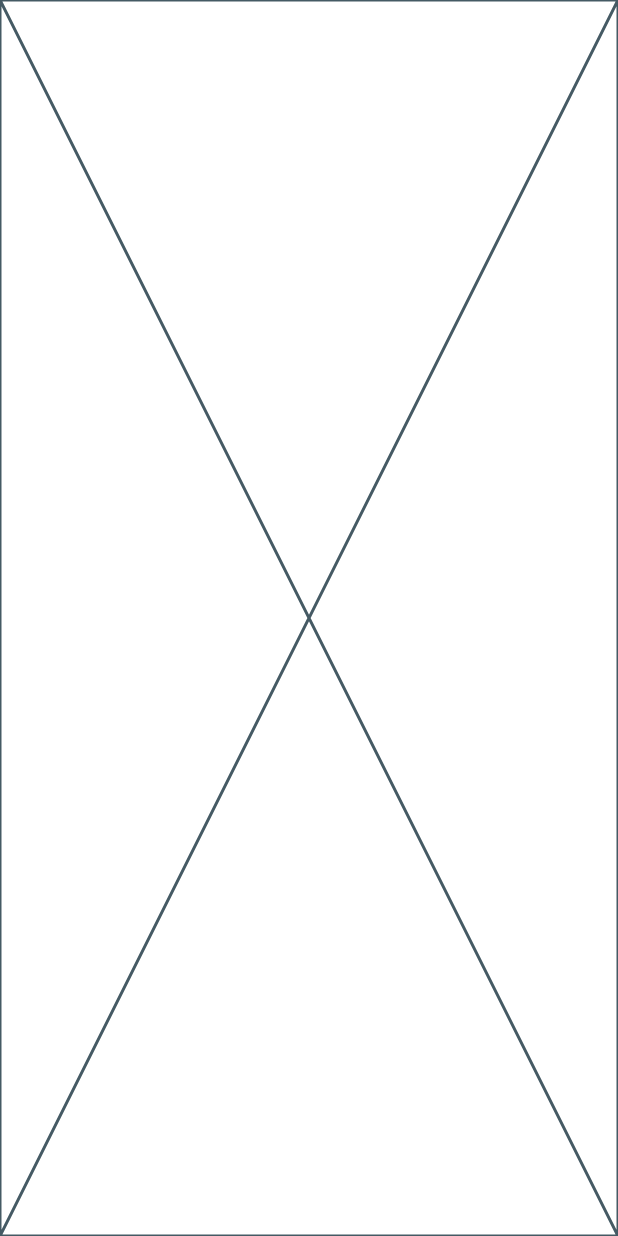
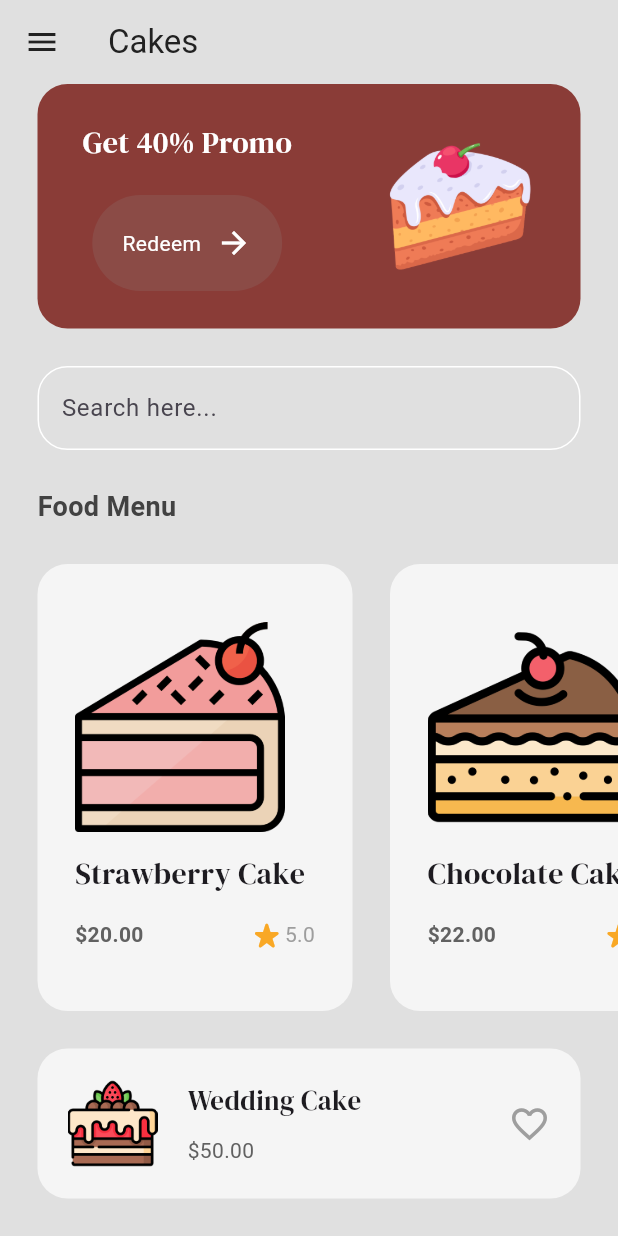
Before and after one commit to 0246808642/cake_app, a Flutter app: the screen it shows after launch, after a tap on "Get Started", on a phone screen of 412 x 824 dp. Run offline on Flutter 3.47's test engine with Material 3 defaults, Android fonts, the phone set to English and light mode, and no system bars; our stand-ins replace google_fonts; statements that could not run were skipped.

Commit message:
feat: finaliza implementação do menu com boas práticas
- Menu principal do app concluído com navegação funcional entre as telas
- Organização do código seguindo boas práticas de arquitetura e legibilidade
- Utilização de widgets reutilizáveis para otimização da estrutura
- Ajustes visuais para melhor usabilidade e experiência do usuário

```diff
--- /dev/null
+++ b/lib/components/food_tiled.dart
@@ -0,0 +1,63 @@
+import 'package:cake_shop/models/food.dart';
+import 'package:flutter/material.dart';
+import 'package:google_fonts/google_fonts.dart';
+
+class FoodTiled extends StatelessWidget {
+  final Food food;
+  final void Function()? onTap;
+  const FoodTiled({super.key, required this.food, required this.onTap});
+
+
+
+  @override
+  Widget build(BuildContext context) {
+    return GestureDetector(
+      onTap: onTap,
+      child: Container(
+        decoration: BoxDecoration(
+          color: Colors.grey[100],
+          borderRadius: BorderRadius.circular(20),
+        ),
+        margin: const EdgeInsets.only(left: 25),
+        padding: const EdgeInsets.all(25),
+        child: Column(
+          crossAxisAlignment: CrossAxisAlignment.start,
+          mainAxisAlignment: MainAxisAlignment.spaceEvenly,
+          children: [
+            // image
+            Image.asset(food.imagePath, height: 140),
+
+            // text
+            Text(food.name, style: GoogleFonts.dmSerifDisplay(fontSize: 20)),
+
+            // price + rating
+            SizedBox(
+              width: 160,
+              child: Row(
+                mainAxisAlignment: MainAxisAlignment.spaceBetween,
+                children: [
+                  // price
+                  Text(
+                    '\$' + food.price,
+                    style: TextStyle(
+                      fontWeight: FontWeight.bold,
+                      color: Colors.grey[700],
+                    ),
+                  ),
+
+                  // rating
+                  Row(
+                    children: [
+                      Icon(Icons.star_rate_rounded, color: Colors.yellow[800]),
+                      Text(food.rating, style: TextStyle(color: Colors.grey)),
+                    ],
+                  ),
+                ],
+              ),
+            ),
+          ],
+        ),
+      ),
+    );
+  }
+}
--- /dev/null
+++ b/lib/models/food.dart
@@ -0,0 +1,18 @@
+class Food {
+  String name;
+  String price;
+  String imagePath;
+  String rating;
+
+  Food({
+    required this.name,
+    required this.price,
+    required this.imagePath,
+    required this.rating,
+  });
+
+  String get _name => name;
+  String get _price => price;
+  String get _imagePath => imagePath;
+  String get _rating => rating;
+}
--- a/lib/pages/intro_page.dart
+++ b/lib/pages/intro_page.dart
@@ -18,7 +18,7 @@ class IntroPage extends StatelessWidget {
             SizedBox(height: 25),
             // shop name
             Text(
-              "CAKE MAN",
+              "CAKES SHOP",
               style: GoogleFonts.dmSerifDisplay(
                 fontSize: 28,
                 color: Colors.white,
--- a/lib/pages/menu_page.dart
+++ b/lib/pages/menu_page.dart
@@ -1,4 +1,9 @@
+import 'package:cake_shop/components/button.dart';
+import 'package:cake_shop/components/food_tiled.dart';
+import 'package:cake_shop/models/food.dart';
+import 'package:cake_shop/themes/colors.dart';
 import 'package:flutter/material.dart';
+import 'package:google_fonts/google_fonts.dart';
 
 class MenuPage extends StatefulWidget {
   const MenuPage({super.key});
@@ -8,8 +13,178 @@ class MenuPage extends StatefulWidget {
 }
 
 class _MenuPageState extends State<MenuPage> {
+  // food menu
+  List foodMenu = [
+    // strawberry cake
+    Food(
+      name: "Strawberry Cake",
+      price: "20.00",
+      imagePath: "lib/assets/cake-slice.png",
+      rating: "5.0",
+    ),
+
+    // chocolate cake
+    Food(
+      name: "Chocolate Cake",
+      price: "22.00",
+      imagePath: "lib/assets/cake.png",
+      rating: "4.9",
+    ),
+  ];
+
+  // navigate to food item details page
+  void navigateToFoodDetials(int index){
+    Navigator.push(context,MaterialPageRoute(builder: (context)=> FoodDetailsPage(),),);
+  }
+
   @override
   Widget build(BuildContext context) {
-    return const Placeholder();
+    return Scaffold(
+      backgroundColor: Colors.grey[300],
+      appBar: AppBar(
+        backgroundColor: Colors.transparent,
+        elevation: 0,
+        leading: Icon(Icons.menu, color: Colors.grey[900]),
+        title: Text("Cakes", style: TextStyle(color: Colors.grey[900])),
+      ),
+      body: Column(
+        crossAxisAlignment: CrossAxisAlignment.start,
+        children: [
+          // promo banner
+          Container(
+            decoration: BoxDecoration(
+              color: primaryColor,
+              borderRadius: BorderRadius.circular(20),
+            ),
+            margin: const EdgeInsets.symmetric(horizontal: 25),
+            padding: EdgeInsets.symmetric(vertical: 25, horizontal: 30),
+            child: Row(
+              mainAxisAlignment: MainAxisAlignment.spaceBetween,
+              children: [
+                // promo message
+                Column(
+                  children: [
+                    Text(
+                      "Get 40% Promo",
+                      style: GoogleFonts.dmSerifDisplay(
+                        fontSize: 20,
+                        color: Colors.white,
+                      ),
+                    ),
+
+                    const SizedBox(height: 20),
+
+                    // redeem button
+                    MyButton(text: "Redeem", onTap: () {}),
+                  ],
+                ),
+
+                // image
+                Image.asset('lib/assets/cake_um.png', height: 100),
+              ],
+            ),
+          ),
+
+          const SizedBox(height: 25),
+
+          // search bar
+          Padding(
+            padding: const EdgeInsets.symmetric(horizontal: 25.0),
+            child: TextField(
+              decoration: InputDecoration(
+                focusedBorder: OutlineInputBorder(
+                  borderSide: BorderSide(color: Colors.white),
+                  borderRadius: BorderRadius.circular(20),
+                ),
+                enabledBorder: OutlineInputBorder(
+                  borderSide: BorderSide(color: Colors.white),
+                  borderRadius: BorderRadius.circular(20),
+                ),
+                hintText: "Search here..."
+              ),
+            ),
+          ),
+
+          const SizedBox(height: 25),
+
+          // menu list
+          Padding(
+            padding: const EdgeInsets.symmetric(horizontal: 25),
+            child: Text(
+              "Food Menu",
+              style: TextStyle(
+                fontWeight: FontWeight.bold,
+                color: Colors.grey[800],
+                fontSize: 18,
+              ),
+            ),
+          ),
+
+          const SizedBox(height: 25),
+
+          Expanded(
+            child: ListView.builder(
+              scrollDirection: Axis.horizontal,
+              itemCount: foodMenu.length,
+              itemBuilder: (context, index) => FoodTiled(
+                food: foodMenu[index],
+                onTap: ,
+
+                ),
+            ),
+          ),
+          const SizedBox(height: 25),
+
+          // popular food
+          Container(
+            decoration: BoxDecoration(
+              color: Colors.grey[100],
+              borderRadius: BorderRadius.circular(20),
+            ),
+            margin: const EdgeInsets.only(left: 25, right: 25, bottom: 25),
+            padding: const EdgeInsets.all(20),
+            child: Row(
+              mainAxisAlignment: MainAxisAlignment.spaceBetween,
+              children: [
+                // image
+                Row(
+                  children: [
+                    Image.asset("lib/assets/cake_dois.png", height: 60),
+
+                    const SizedBox(width: 20),
+
+                    // name and price
+                    Column(
+                      crossAxisAlignment: CrossAxisAlignment.start,
+                      children: [
+                        // name
+                        Text(
+                          "Wedding Cake",
+                          style: GoogleFonts.dmSerifDisplay(fontSize: 18),
+                        ),
+                        const SizedBox(height: 10),
+
+                        // price
+                        Text(
+                          '\$50.00',
+                          style: TextStyle(color: Colors.grey[700]),
+                        ),
+                      ],
+                    ),
+                  ],
+                ),
+
+                // heart
+                const Icon(
+                  Icons.favorite_outline,
+                  color: Colors.grey,
+                  size: 28,
+                ),
+              ],
+            ),
+          ),
+        ],
+      ),
+    );
   }
 }
--- /dev/null
+++ b/lib/themes/colors.dart
@@ -0,0 +1,3 @@
+import 'package:flutter/material.dart';
+
+var primaryColor = const Color.fromARGB(255, 138, 60, 55);
```
